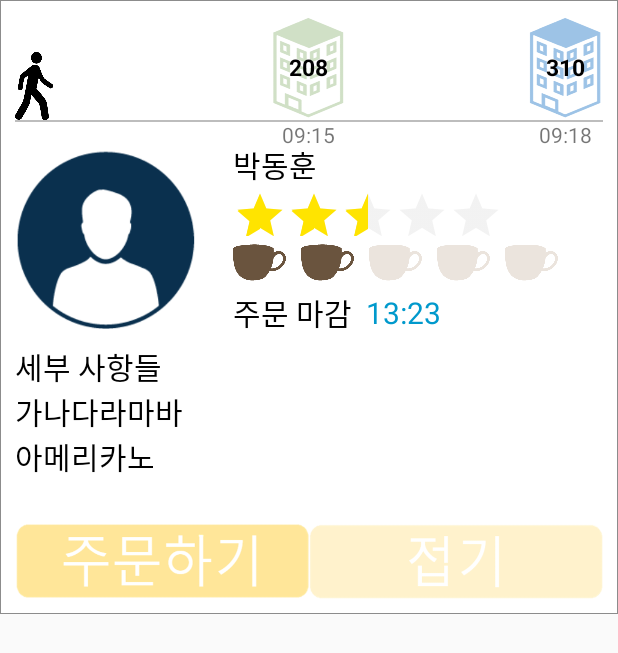
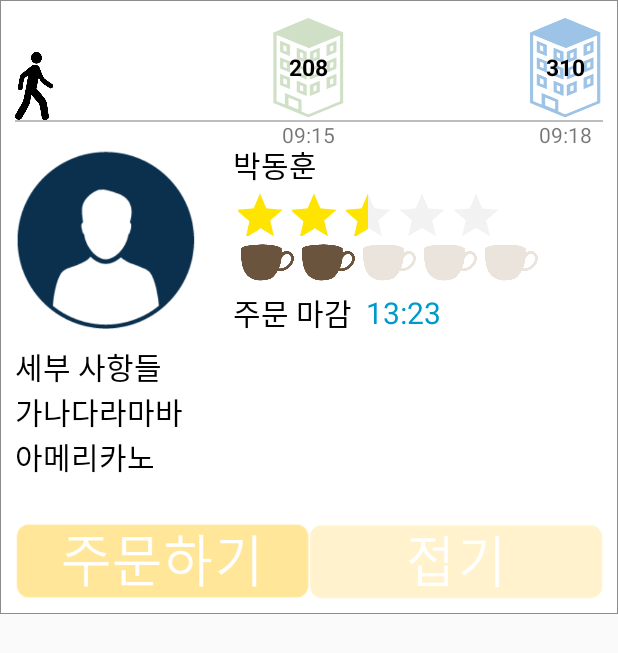
Before and after one commit to Ga1io/HeyApp, an Android app: the layout customer_item.xml on its own in the app's theme, with its tools: preview values and no code run, on a phone screen of 412 x 824 dp. Shown: the top 653 px of the screen. Run offline under Robolectric (Android 15) with nearby library versions, the phone set to English and light mode, and no system bars.

Commit message:
give left margin to first cup

```diff
--- a/app/src/main/res/layout/customer_item.xml
+++ b/app/src/main/res/layout/customer_item.xml
@@ -145,6 +145,7 @@
                     android:id="@+id/imageView4"
                     android:layout_width="@dimen/customerItem_cup_size"
                     android:layout_height="@dimen/customerItem_cup_size"
+                    android:layout_marginLeft="@dimen/customerItem_left_margin"
                     android:layout_weight="1"
                     app:srcCompat="@drawable/full_cup" />
 
--- a/app/src/main/res/values/dimen.xml
+++ b/app/src/main/res/values/dimen.xml
@@ -13,5 +13,5 @@
     <dimen name="customerItem_info_text_size">20sp</dimen>
     <dimen name="customerItem_View_text_size">15sp</dimen>
     <dimen name="customerItem_cup_size">35dp</dimen>
-    <dimen name="customerItem_left_margin">10dp</dimen>
+    <dimen name="customerItem_left_margin">5dp</dimen>
 </resources>
```
